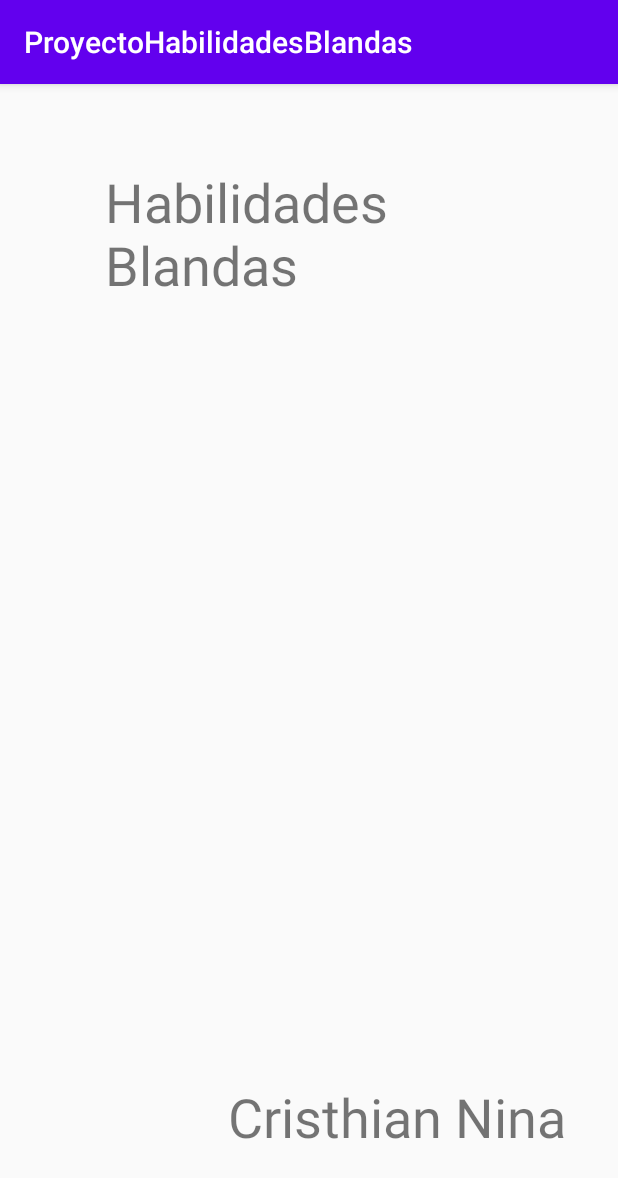
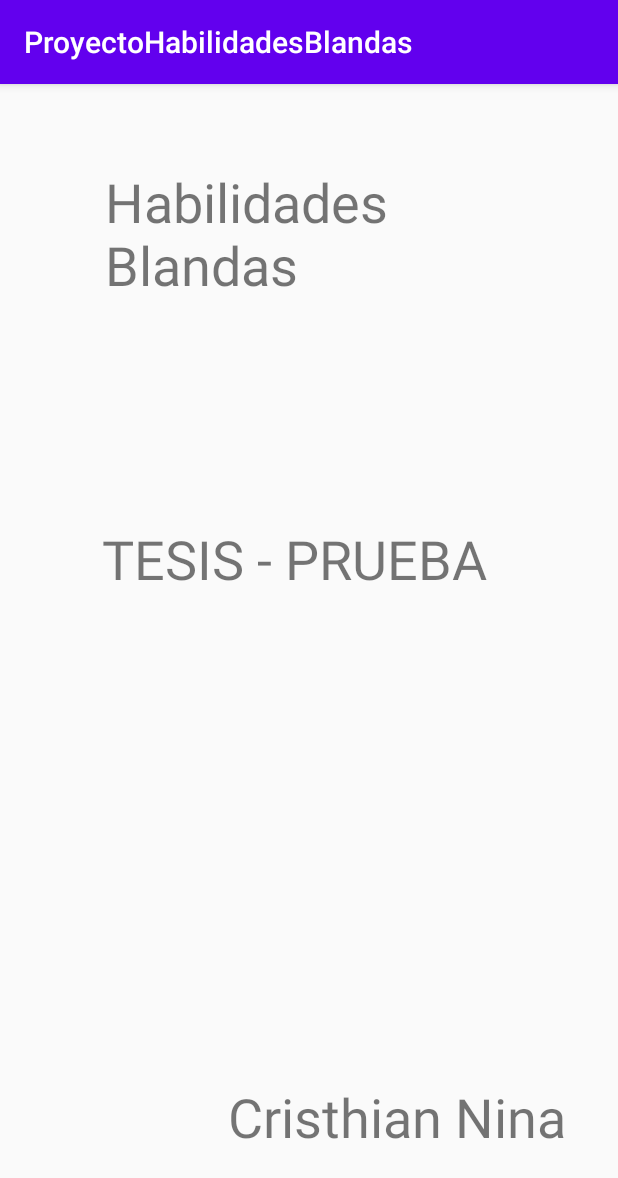
Before and after one commit to CristhianNina/ProyectoHabilidadesBlandas, an Android app: the screen it shows after launch (MainActivity), on a phone screen of 412 x 824 dp. Shown: the top 1178 px of the screen. Run offline under Robolectric (Android 15) with nearby library versions, the phone set to English and light mode, and no system bars.

Commit message:
Primer Commit

```diff
--- a/app/src/main/res/layout/activity_main.xml
+++ b/app/src/main/res/layout/activity_main.xml
@@ -5,6 +5,18 @@
     android:layout_width="match_parent"
     android:layout_height="match_parent"
     tools:context=".MainActivity">
+
+    <TextView
+        android:id="@+id/textView6"
+        android:layout_width="286dp"
+        android:layout_height="106dp"
+        android:layout_marginStart="68dp"
+        android:layout_marginLeft="68dp"
+        android:layout_marginTop="292dp"
+        android:text="TESIS - PRUEBA"
+        android:textSize="36sp"
+        app:layout_constraintStart_toStartOf="parent"
+        app:layout_constraintTop_toTopOf="parent" />
 
     <TextView
         android:id="@+id/textView4"
```
